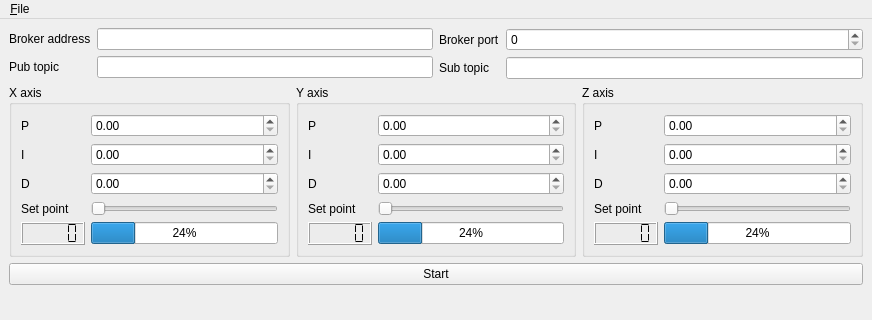
Qt form mainwindow.ui (pbosetti/machine_sim) before a commit; both pictures show x 0 to 872 and y 0 to 320 of the 872 by 632 pixel window.
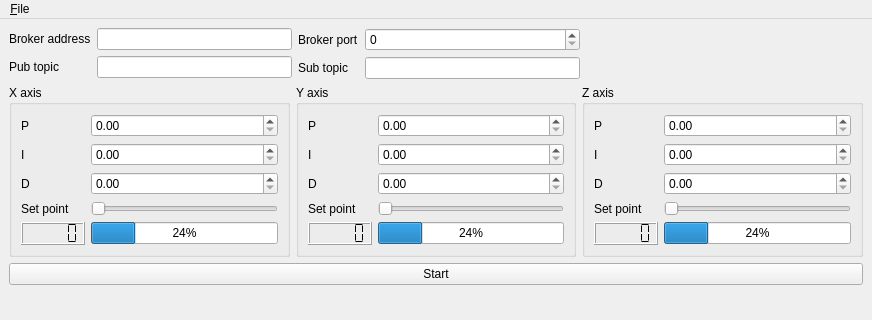
The same form after that commit.

Commit message: Removed unneeded function

```diff
--- a/mainwindow.ui
+++ b/mainwindow.ui
@@ -69,6 +69,19 @@
         </item>
        </layout>
       </item>
+      <item>
+       <spacer name="horizontalSpacer">
+        <property name="orientation">
+         <enum>Qt::Horizontal</enum>
+        </property>
+        <property name="sizeHint" stdset="0">
+         <size>
+          <width>40</width>
+          <height>20</height>
+         </size>
+        </property>
+       </spacer>
+      </item>
      </layout>
     </item>
     <item>
```
The commit also changes 2 other files.
